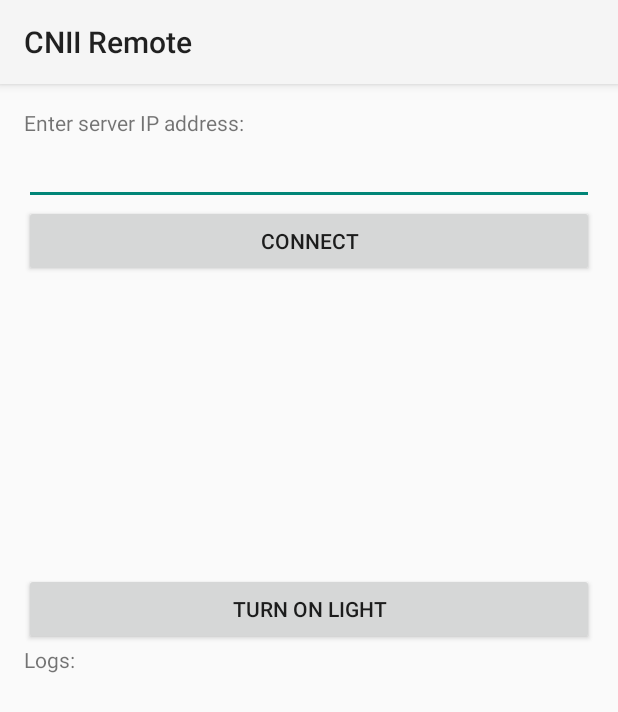
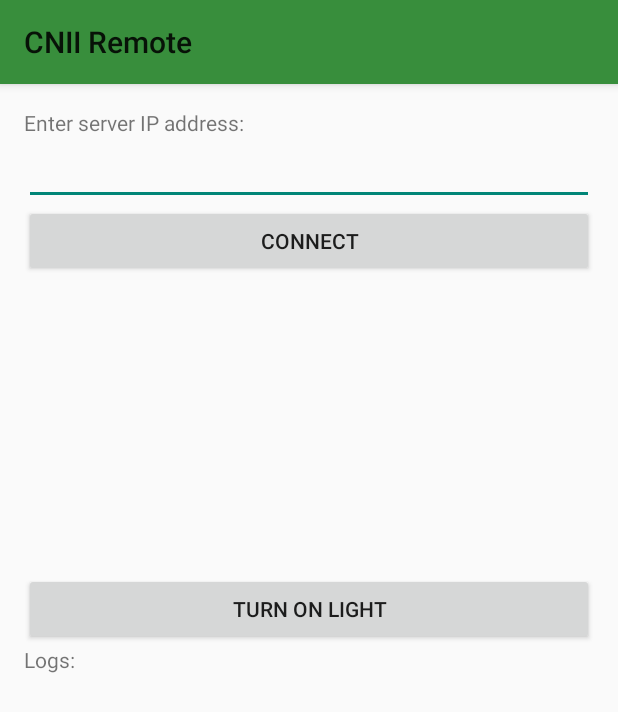
Before and after one commit to AfonsoFGarcia/ArduinoLight, an Android app: the screen it shows after launch (MainActivity), on a phone screen of 412 x 824 dp. Shown: the top 712 px of the screen. Run offline under Robolectric (Android 15) with nearby library versions, the phone set to English and light mode, and no system bars.

Commit message:
Change colors.

```diff
--- a/Remote/app/src/main/res/layout/activity_main.xml
+++ b/Remote/app/src/main/res/layout/activity_main.xml
@@ -1,6 +1,6 @@
 <RelativeLayout xmlns:android="http://schemas.android.com/apk/res/android"
-    xmlns:tools="http://schemas.android.com/tools" android:layout_width="match_parent"
-    android:layout_height="match_parent" android:paddingLeft="@dimen/activity_horizontal_margin"
+    xmlns:tools="http://schemas.android.com/tools" android:layout_width="fill_parent"
+    android:layout_height="fill_parent" android:paddingLeft="@dimen/activity_horizontal_margin"
     android:paddingRight="@dimen/activity_horizontal_margin"
     android:paddingTop="@dimen/activity_vertical_margin"
     android:paddingBottom="@dimen/activity_vertical_margin" tools:context=".MainActivity">
--- a/Remote/app/src/main/res/values-v21/styles.xml
+++ b/Remote/app/src/main/res/values-v21/styles.xml
@@ -1,5 +1,7 @@
 <?xml version="1.0" encoding="utf-8"?>
 <resources>
     <style name="AppTheme" parent="android:Theme.Material.Light">
+        <item name="android:colorPrimary">#388E3C</item>
+        <item name="android:colorPrimaryDark">#1B5E20</item>
     </style>
 </resources>
```
